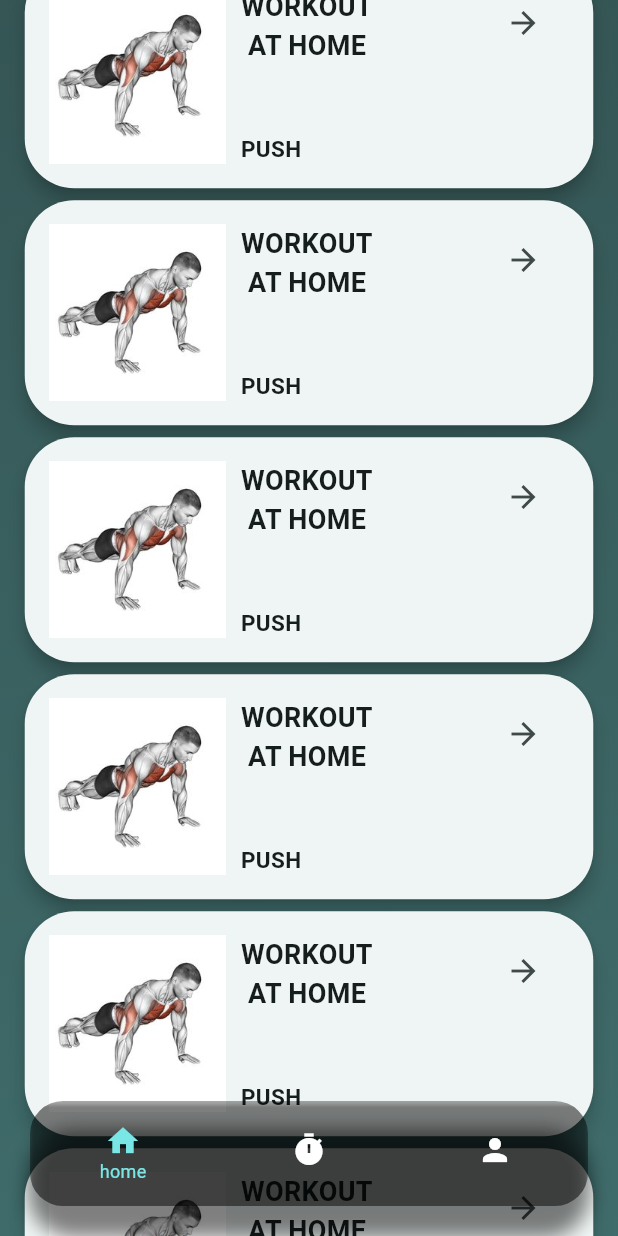
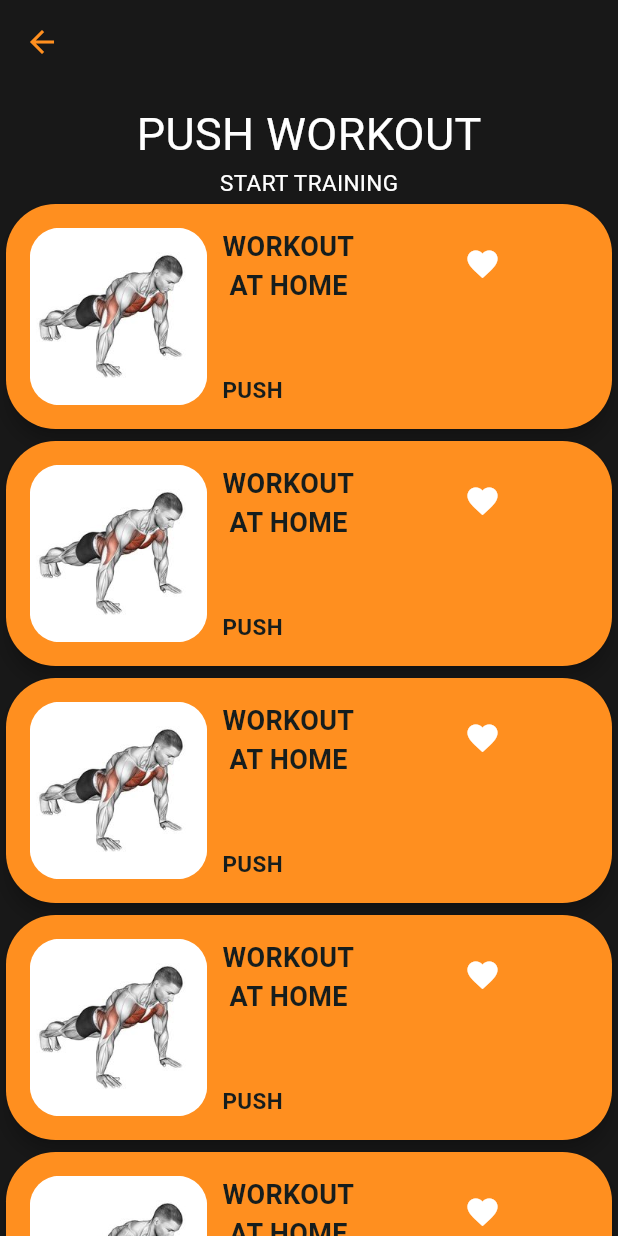
Before and after one commit to ACICT-DEPI/ONL1_SWD4_G1d-m--Fitness-Tracker-App, a Flutter app: the FloatingNavBar screen opened directly, scrolled down 576 dp, after a tap on the "arrow forward" icon, on a phone screen of 412 x 824 dp. Run offline on Flutter 3.47's test engine with Material 3 defaults, Android fonts, the phone set to English and light mode, and no system bars; our stand-ins replace firebase_auth, firebase_core, flutter_bloc; accounts and stored records are empty.

Commit message:
workout tarining

```diff
--- a/lib/core/custom_wedgits/custom_bottomnavigationbar.dart
+++ b/lib/core/custom_wedgits/custom_bottomnavigationbar.dart
@@ -54,7 +54,7 @@ class _FloatingNavBarState extends State<FloatingNavBar> {
               showSelectedLabels: true,
               showUnselectedLabels: false,
               backgroundColor: const Color.fromARGB(80, 0, 0, 0),
-              selectedItemColor: Colorsapp.primarycolor,
+              selectedItemColor: Colorsapp.liteOrange,
               unselectedItemColor: Colors.white,
                 currentIndex: mycurrentIndex,
                 onTap: (index) {
--- a/lib/features/Home/presentation/views/wedgits/animation_background.dart
+++ /dev/null
@@ -1,48 +0,0 @@
-import 'dart:async';
-
-import 'package:final_project/core/utls/colors.dart';
-import 'package:final_project/features/Home/presentation/views/wedgits/custom_workoutview.dart';
-import 'package:flutter/material.dart';
-
-class AnimationBackground extends StatefulWidget {
-  const AnimationBackground({super.key});
-
-  @override
-  State<AnimationBackground> createState() => _AnimationBackgroundState();
-}
-
-class _AnimationBackgroundState extends State<AnimationBackground> {
-  final Color primarycolor = Colorsapp.primarycolor;
-  final Color secondarycolor = Colorsapp.secondarycolor;
-  bool _toggle = true;
-
-  @override
-  void initState() {
-    super.initState();
-    _startColorTransition();
-  }
-
-  void _startColorTransition() {
-    Timer.periodic(const Duration(seconds: 2), (Timer timer) {
-      setState(() {
-        _toggle = !_toggle;
-      });
-    });
-  }
-
-  @override
-  Widget build(BuildContext context) {
-    var sizee = MediaQuery.of(context).size;
-    return AnimatedContainer(
-      duration: const Duration(seconds: 2),
-      decoration: BoxDecoration(
-        gradient: LinearGradient(
-          begin: Alignment.topLeft,
-          end: Alignment.bottomRight,
-          colors: _toggle ? [primarycolor, secondarycolor] : [secondarycolor, primarycolor],
-        ),
-      ),
-      child: const CustomWorkoutview()
-    );
-  }
-}
--- /dev/null
+++ b/lib/features/Home/presentation/views/wedgits/choose_training.dart
@@ -0,0 +1,99 @@
+import 'package:final_project/core/utls/colors.dart';
+import 'package:flutter/cupertino.dart';
+import 'package:flutter/material.dart';
+
+class ChooseTraining extends StatelessWidget {
+  const ChooseTraining({super.key});
+
+  @override
+  Widget build(BuildContext context) {
+    var sizee = MediaQuery.of(context).size;
+    return Scaffold(
+      backgroundColor: Colorsapp.secondarycolor,
+      appBar: AppBar(),
+      body: Padding(
+        padding: EdgeInsets.all(sizee.width / 45),
+        child: Column(
+          mainAxisAlignment: MainAxisAlignment.start,
+          children: [
+            const SizedBox(
+              height: 30,
+            ),
+            Container(
+              padding: const EdgeInsets.symmetric(vertical: 12,horizontal: 12),
+              height: 400,
+              // margin: const EdgeInsets.symmetric(vertical: 7, horizontal: 22),
+              decoration: BoxDecoration(
+                  color: Colors.white, borderRadius: BorderRadius.circular(22)),
+              child: Column(
+                children: [
+                  Row(
+                    mainAxisAlignment: MainAxisAlignment.spaceBetween,
+                    children: [
+                      Container(
+                        decoration: const BoxDecoration(
+                            color: Colors.orange, shape: BoxShape.circle),
+                        child: IconButton(
+                            onPressed: () {},
+                            icon: const Icon(Icons.arrow_back)),
+                      ),
+
+                      Container(
+                        decoration: const BoxDecoration(
+                            color: Colors.orange, shape: BoxShape.circle),
+                        child: IconButton(
+                            onPressed: () {},
+                            icon: const Icon(
+                              Icons.favorite,
+                            )),
+                      ),
+                    ],
+                  ),
+                  SizedBox(
+                    height: 230,
+                    child: AspectRatio(
+                        aspectRatio: 1.8 / 1.8,
+                        child: Container(
+                          decoration: BoxDecoration(
+                            borderRadius: BorderRadius.circular(20),
+                            image: const DecorationImage(
+                                image: AssetImage("assets/images/wout.jpg"),
+                                fit: BoxFit.fill),
+                          ),
+                        )),
+                  ),
+                   Expanded(
+                     child: Container(
+                     alignment: Alignment.centerLeft,
+                      child:  Text(
+                        "QUICK AND\n DYNAMIC",
+                        style: TextStyle(
+                          fontSize: 35,
+                          fontWeight: FontWeight.bold,
+                          // color: Colors.white,
+                        ),
+
+
+                      ),
+                                       ),
+                   )
+                ],
+              ),
+            ),
+            const SizedBox(
+              height: 22,
+            ),
+            ElevatedButton(
+                onPressed: () {},
+                style: ButtonStyle(
+                    backgroundColor:
+                        WidgetStatePropertyAll(Colorsapp.darkOrange),
+                    padding: const WidgetStatePropertyAll(
+                        EdgeInsets.symmetric(vertical: 20, horizontal: 50))),
+                child: const Text("Start"))
+          ],
+        ),
+      ),
+    );
+  }
+}
--- a/lib/features/Home/presentation/views/wedgits/custom_workoutview.dart
+++ b/lib/features/Home/presentation/views/wedgits/custom_workoutview.dart
@@ -12,58 +12,7 @@ class CustomWorkoutview extends StatelessWidget {
     return Center(
       child: Padding(
         padding: EdgeInsets.all(sizee.width / 33),
-        child: Column(
-          mainAxisAlignment: MainAxisAlignment.start,
-          children: [
-            customAppBar,
-            Row(
-              mainAxisAlignment: MainAxisAlignment.spaceBetween,
-              children: [
-              const SizedBox(
-          width: 260, // Adjust the width as needed
-          child: Text( 'Hesham Mohamed',
-              style: TextStyle(
-
-                fontSize: 30,
-                color: Colors.black, // Ensure the text color is black
-              ),),
-          ),
-
-
-                 Row(
-                  children: [
-                    Container(
-                      decoration:  BoxDecoration(
-                          color: Colorsapp.secondarycolor, shape: BoxShape.circle),
-                      child: IconButton(
-                          onPressed: () {}, icon:  Icon(Icons.person,color: Colorsapp.primarycolor,)),
-                    ),
-                    const SizedBox(
-                      width: 12,
-                    ),
-                    Container(
-                      decoration:  BoxDecoration(
-                          color: Colorsapp.secondarycolor, shape: BoxShape.circle),
-                      child: IconButton(
-                          onPressed: () {}, icon:  Icon(Icons.settings,color: Colorsapp.primarycolor,)),
-                    )
-                  ],
-                ),
-              ],
-            ),
-                const SizedBox(
-          width: double.infinity, // Adjust the width as needed
-          child: Text( '22 male',
-              style: TextStyle(
-
-                fontSize: 22,
-                fontWeight: FontWeight.bold,
-                color: Colors.black, // Ensure the text color is black
-              ),),
-          ),
-            const FitnessList(),
-          ],
-        ),
+        child: const FitnessList(),
       ),
     );
   }
--- a/lib/features/Home/presentation/views/wedgits/fitness_list.dart
+++ b/lib/features/Home/presentation/views/wedgits/fitness_list.dart
@@ -1,3 +1,5 @@
+import 'package:final_project/core/utls/colors.dart';
+import 'package:final_project/features/Home/presentation/views/wedgits/specific_workout.dart';
 import 'package:flutter/material.dart';
 
 class FitnessList extends StatelessWidget {
@@ -5,12 +7,14 @@ class FitnessList extends StatelessWidget {
 
   @override
   Widget build(BuildContext context) {
+    var sizee = MediaQuery.of(context).size;
     return ListView.builder(
         physics: const NeverScrollableScrollPhysics(),
         shrinkWrap: true,
         itemCount: 25,
         itemBuilder: (BuildContext context, index) {
           return Card(
+            color: Colorsapp.darkOrange,
             elevation: 5,
             shape: RoundedRectangleBorder(
               borderRadius: BorderRadius.circular(33),
@@ -18,11 +22,20 @@ class FitnessList extends StatelessWidget {
             child: Container(
               width: 300,
               height: 150,
-              padding: const EdgeInsets.all(16),
+              padding: EdgeInsets.all(sizee.width / 26),
               child: Row(
                 crossAxisAlignment: CrossAxisAlignment.start,
                 children: [
-                  Image.asset("assets/images/wout.jpg"),
+                  AspectRatio(
+                      aspectRatio: 1.8 / 1.8,
+                      child: Container(
+                        decoration: BoxDecoration(
+                          borderRadius: BorderRadius.circular(20),
+                          image: const DecorationImage(
+                              image: AssetImage("assets/images/wout.jpg"),
+                              fit: BoxFit.fill),
+                        ),
+                      )),
                   const Padding(
                     padding: EdgeInsets.symmetric(horizontal: 10),
                     child: Column(
@@ -34,6 +47,7 @@ class FitnessList extends StatelessWidget {
                           style: TextStyle(
                             fontSize: 18,
                             fontWeight: FontWeight.bold,
+                            // color: Colors.white,
                           ),
                         ),
                         SizedBox(height: 10),
@@ -41,16 +55,24 @@ class FitnessList extends StatelessWidget {
                           'PUSH',
                           style: TextStyle(
                             fontSize: 15,
-                              fontWeight: FontWeight.bold,
+                            fontWeight: FontWeight.bold,
                           ),
                         ),
                       ],
                     ),
                   ),
-                const SizedBox(
-                  width: 60,
-                ),
-                  Expanded(child: IconButton(onPressed: () {}, icon: const Icon(Icons.arrow_forward)))
+                  SizedBox(
+                    width: sizee.width / 8,
+                  ),
+                  IconButton(
+                      onPressed: () {
+                        Navigator.push(
+                            context,
+                            MaterialPageRoute(
+                                builder: (BuildContext context) =>
+                                    const SpecificWorkout()));
+                      },
+                      icon: const Icon(Icons.arrow_forward))
                 ],
               ),
             ),
--- a/lib/features/Home/presentation/views/wedgits/home_viewbody.dart
+++ b/lib/features/Home/presentation/views/wedgits/home_viewbody.dart
@@ -1,4 +1,8 @@
-import 'package:final_project/features/Home/presentation/views/wedgits/animation_background.dart';
+import 'package:final_project/core/utls/colors.dart';
+import 'package:final_project/features/Home/presentation/views/wedgits/bottom_design.dart';
+import 'package:final_project/features/Home/presentation/views/wedgits/custom_appbar.dart';
+import 'package:final_project/features/Home/presentation/views/wedgits/custom_workoutview.dart';
+import 'package:final_project/features/Home/presentation/views/wedgits/top_design.dart';
 import 'package:flutter/material.dart';
 
 class HomeViewbody extends StatefulWidget {
@@ -9,13 +13,18 @@ class HomeViewbody extends StatefulWidget {
 }
 
 class _HomeViewbodyState extends State<HomeViewbody> {
-
-
   @override
   Widget build(BuildContext context) {
-    return const Scaffold(
-      // backgroundColor:Color.fromARGB(221, 119, 118, 118),
-      body: SingleChildScrollView(child: AnimationBackground())
-    );
+        var sizee = MediaQuery.of(context).size;
+    return Scaffold(
+        backgroundColor:Colorsapp.secondarycolor,
+        body: const SingleChildScrollView(
+      child: Column(
+        children: [
+        TopDesign(),
+         CustomWorkoutview()
+        ],
+      ),
+    ));
   }
 }
--- /dev/null
+++ b/lib/features/Home/presentation/views/wedgits/specific_workout.dart
@@ -0,0 +1,114 @@
+import 'package:final_project/core/utls/colors.dart';
+import 'package:final_project/features/Home/presentation/views/wedgits/choose_training.dart';
+import 'package:flutter/cupertino.dart';
+import 'package:flutter/material.dart';
+
+class SpecificWorkout extends StatelessWidget {
+  const SpecificWorkout({super.key});
+
+  @override
+  Widget build(BuildContext context) {
+    var sizee = MediaQuery.of(context).size;
+    return Scaffold(
+      backgroundColor: Colorsapp.secondarycolor,
+      appBar: AppBar(
+        elevation: 0,
+        foregroundColor: Colorsapp.darkOrange,
+        backgroundColor: Colorsapp.secondarycolor,
+      ),
+      body: SingleChildScrollView(
+        child: Column(
+          children: [
+            const SizedBox(height: 12,),
+            const Center(
+              child: Text("PUSH WORKOUT",style: TextStyle(color: Colors.white,fontSize: 30),),
+            ),
+            const Center(
+              child: Text("START TRAINING",style: TextStyle(color: Colors.white,fontSize: 15),),
+            ),
+            ListView.builder(
+                physics: const NeverScrollableScrollPhysics(),
+                shrinkWrap: true,
+                itemCount: 25,
+                itemBuilder: (BuildContext context, index) {
+                  return InkWell(
+                    onTap: () {
+                      Navigator.push(context, MaterialPageRoute(
+                        builder: (BuildContext context)=>const ChooseTraining()));
+                    },
+                    child: Card(
+                      color: Colorsapp.darkOrange,
+                      elevation: 5,
+                      shape: RoundedRectangleBorder(
+                        borderRadius: BorderRadius.circular(33),
+                      ),
+                      child: Container(
+                        width: 300,
+                        height: 150,
+                        padding: EdgeInsets.all(sizee.width / 26),
+                        child: Row(
+                          crossAxisAlignment: CrossAxisAlignment.start,
+                          children: [
+                            AspectRatio(
+                                aspectRatio: 1.8 / 1.8,
+                                child: Container(
+                                  decoration: BoxDecoration(
+                                    borderRadius: BorderRadius.circular(20),
+                                    image: const DecorationImage(
+                                        image:
+                                            AssetImage("assets/images/wout.jpg"),
+                                        fit: BoxFit.fill),
+                                  ),
+                                )),
+                            const Padding(
+                              padding: EdgeInsets.symmetric(horizontal: 10),
+                              child: Column(
+                                crossAxisAlignment: CrossAxisAlignment.start,
+                                mainAxisAlignment: MainAxisAlignment.spaceBetween,
+                                children: [
+                                  Text(
+                                    'WORKOUT\n AT HOME',
+                                    style: TextStyle(
+                                      fontSize: 18,
+                                      fontWeight: FontWeight.bold,
+                                      // color: Colors.white,
+                                    ),
+                                  ),
+                                  SizedBox(height: 10),
+                                  Text(
+                                    'PUSH',
+                                    style: TextStyle(
+                                      fontSize: 15,
+                                      fontWeight: FontWeight.bold,
+                                    ),
+                                  ),
+                                ],
+                              ),
+                            ),
+                            SizedBox(
+                              width: sizee.width / 8,
+                            ),
+                            IconButton(
+                                onPressed: () {
+                                  Navigator.push(
+                                      context,
+                                      MaterialPageRoute(
+                                          builder: (BuildContext context) =>
+                                              const SpecificWorkout()));
+                                },
+                                icon: const Icon(
+                                  Icons.favorite,
+                                  color: Colors.white,
+                                ))
+                          ],
+                        ),
+                      ),
+                    ),
+                  );
+                }),
+          ],
+        ),
+      ),
+    );
+  }
+}
--- /dev/null
+++ b/lib/features/Home/presentation/views/wedgits/top_design.dart
@@ -0,0 +1,79 @@
+import 'package:final_project/core/utls/colors.dart';
+import 'package:final_project/features/Home/presentation/views/wedgits/custom_appbar.dart';
+import 'package:flutter/cupertino.dart';
+import 'package:flutter/material.dart';
+
+class TopDesign extends StatelessWidget {
+  const TopDesign({super.key});
+
+  @override
+  Widget build(BuildContext context) {
+        var sizee = MediaQuery.of(context).size;
+    return     Container(
+            padding: EdgeInsets.all(sizee.width / 33),
+            color: Colorsapp.darkOrange,
+            child: Column(
+              children: [
+                customAppBar,
+                Row(
+                  mainAxisAlignment: MainAxisAlignment.spaceBetween,
+                  children: [
+                    const SizedBox(
+                      width: 260, // Adjust the width as needed
+                      child: Text(
+                        'Hesham Mohamed',
+                        style: TextStyle(
+                          fontSize: 30,
+                          color: Colors.white, // Ensure the text color is black
+                        ),
+                      ),
+                    ),
+                    Row(
+                      children: [
+                        Container(
+                          decoration: BoxDecoration(
+                              color: Colorsapp.secondarycolor,
+                              shape: BoxShape.circle),
+                          child: IconButton(
+                              onPressed: () {},
+                              icon: Icon(
+                                Icons.person,
+                                color: Colors.white,
+                                // color: Colorsapp.primarycolor,
+                              )),
+                        ),
+                        const SizedBox(
+                          width: 12,
+                        ),
+                        Container(
+                          decoration: BoxDecoration(
+                              color: Colorsapp.secondarycolor,
+                              shape: BoxShape.circle),
+                          child: IconButton(
+                              onPressed: () {},
+                              icon: Icon(
+                                Icons.settings,
+                                  color: Colors.white,
+                                // color: Colorsapp.primarycolor,
+                              )),
+                        )
+                      ],
+                    ),
+                  ],
+                ),
+                const SizedBox(
+                  width: double.infinity, // Adjust the width as needed
+                  child: Text(
+                    '22 male',
+                    style: TextStyle(
+                      fontSize: 22,
+                      fontWeight: FontWeight.bold,
+                      color: Colors.white, // Ensure the text color is black
+                    ),
+                  ),
+                ),
+              ],
+            ),
+          );
+  }
+}
```
Also changed, not shown: lib/features/Home/presentation/views/wedgits/bottom_design.dart (added).
